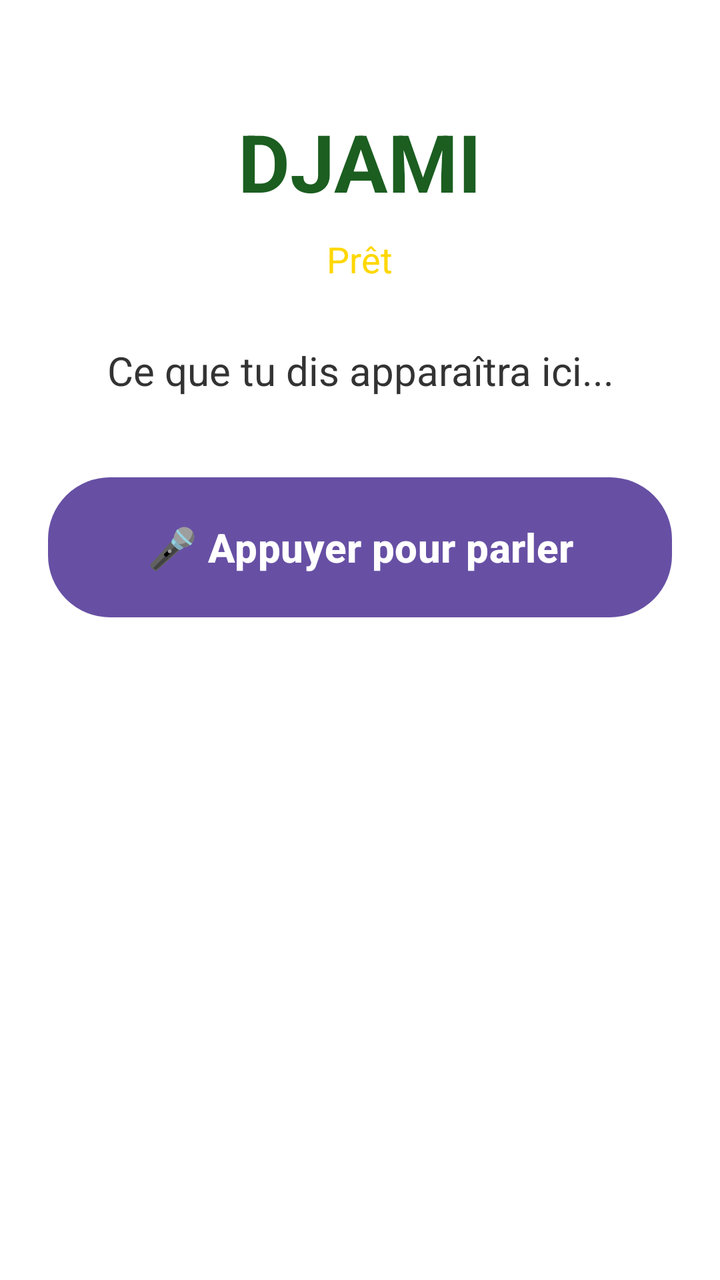
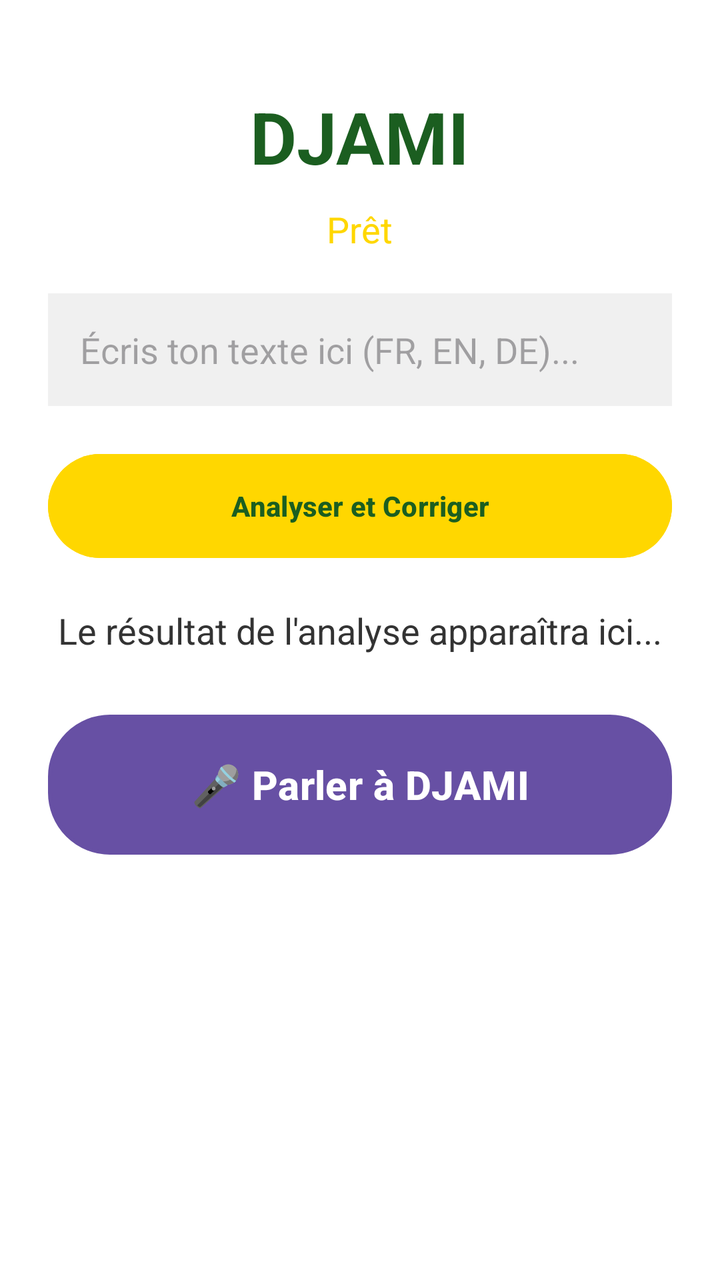

An Android layout rendered at two revisions. The XML below is the earlier revision; the diff shows what the commit changed to produce the second picture.
<!-- AndroidManifest.xml: application theme Theme.DJAMI -->
<!-- res/layout/activity_main.xml -->
<?xml version="1.0" encoding="utf-8"?>
<LinearLayout xmlns:android="http://schemas.android.com/apk/res/android"
    android:layout_width="match_parent"
    android:layout_height="match_parent"
    android:background="#FFFFFF"
    android:orientation="vertical"
    android:padding="24dp"
    android:gravity="center_horizontal">

    <TextView
        android:layout_width="wrap_content"
        android:layout_height="wrap_content"
        android:text="DJAMI"
        android:textColor="#1B5E20"
        android:textSize="40sp"
        android:textStyle="bold"
        android:layout_marginTop="30dp"
        android:layout_marginBottom="10dp"/>

    <TextView
        android:id="@+id/tvStatus"
        android:layout_width="wrap_content"
        android:layout_height="wrap_content"
        android:text="Prêt"
        android:textColor="#FFD700"
        android:textSize="18sp"
        android:layout_marginBottom="30dp"/>

    <TextView
        android:id="@+id/tvResult"
        android:layout_width="match_parent"
        android:layout_height="wrap_content"
        android:text="Ce que tu dis apparaîtra ici..."
        android:textColor="#333333"
        android:textSize="20sp"
        android:gravity="center"
        android:layout_marginBottom="40dp"/>

    <Button
        android:id="@+id/btnSpeak"
        android:layout_width="match_parent"
        android:layout_height="70dp"
        android:background="@drawable/btn_glass"
        android:text="🎤 Appuyer pour parler"
        android:textColor="#FFFFFF"
        android:textSize="20sp"
        android:textStyle="bold" />

</LinearLayout>
<!-- resources referenced by this layout -->
<resources>
  <!-- drawable btn_glass (drawable) -->
  <?xml version="1.0" encoding="utf-8"?>
  <shape xmlns:android="http://schemas.android.com/apk/res/android">
      <gradient
          android:startColor="#1B5E20" 
          android:endColor="#4CAF50"
          android:angle="45" />
      <corners android:radius="30dp" />
      <stroke android:width="2dp" android:color="#FFD700" />
  </shape>
  <style name="Theme.DJAMI" parent="Theme.Material3.DayNight.NoActionBar" />
</resources>

<!-- the commit's change to res/layout/activity_main.xml (unified diff, before → after) -->
@@ -12,9 +12,9 @@
         android:layout_height="wrap_content"
         android:text="DJAMI"
         android:textColor="#1B5E20"
-        android:textSize="40sp"
+        android:textSize="36sp"
         android:textStyle="bold"
-        android:layout_marginTop="30dp"
+        android:layout_marginTop="20dp"
         android:layout_marginBottom="10dp"/>
 
     <TextView
@@ -24,24 +24,46 @@
         android:text="Prêt"
         android:textColor="#FFD700"
         android:textSize="18sp"
-        android:layout_marginBottom="30dp"/>
+        android:layout_marginBottom="20dp"/>
+
+    
+    <EditText
+        android:id="@+id/etInput"
+        android:layout_width="match_parent"
+        android:layout_height="wrap_content"
+        android:hint="Écris ton texte ici (FR, EN, DE)..."
+        android:padding="16dp"
+        android:background="#F0F0F0"
+        android:textColor="#000000"
+        android:layout_marginBottom="20dp"/>
+
+    
+    <Button
+        android:id="@+id/btnAnalyze"
+        android:layout_width="match_parent"
+        android:layout_height="60dp"
+        android:backgroundTint="#FFD700"
+        android:text="Analyser et Corriger"
+        android:textColor="#1B5E20"
+        android:textStyle="bold"
+        android:layout_marginBottom="20dp"/>
 
     <TextView
         android:id="@+id/tvResult"
         android:layout_width="match_parent"
         android:layout_height="wrap_content"
-        android:text="Ce que tu dis apparaîtra ici..."
+        android:text="Le résultat de l'analyse apparaîtra ici..."
         android:textColor="#333333"
-        android:textSize="20sp"
+        android:textSize="18sp"
         android:gravity="center"
-        android:layout_marginBottom="40dp"/>
+        android:layout_marginBottom="30dp"/>
 
     <Button
         android:id="@+id/btnSpeak"
         android:layout_width="match_parent"
         android:layout_height="70dp"
         android:background="@drawable/btn_glass"
-        android:text="🎤 Appuyer pour parler"
+        android:text="🎤 Parler à DJAMI"
         android:textColor="#FFFFFF"
         android:textSize="20sp"
         android:textStyle="bold" />
